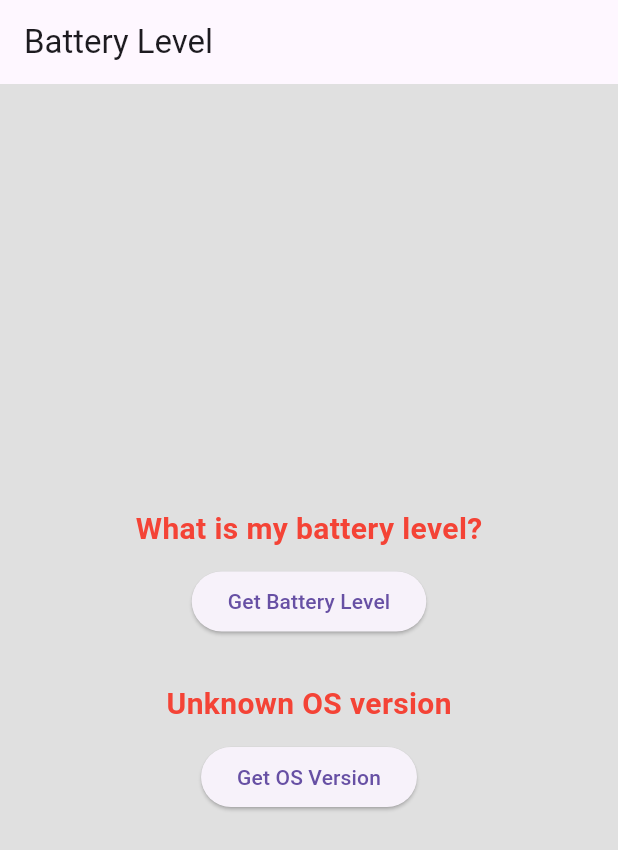
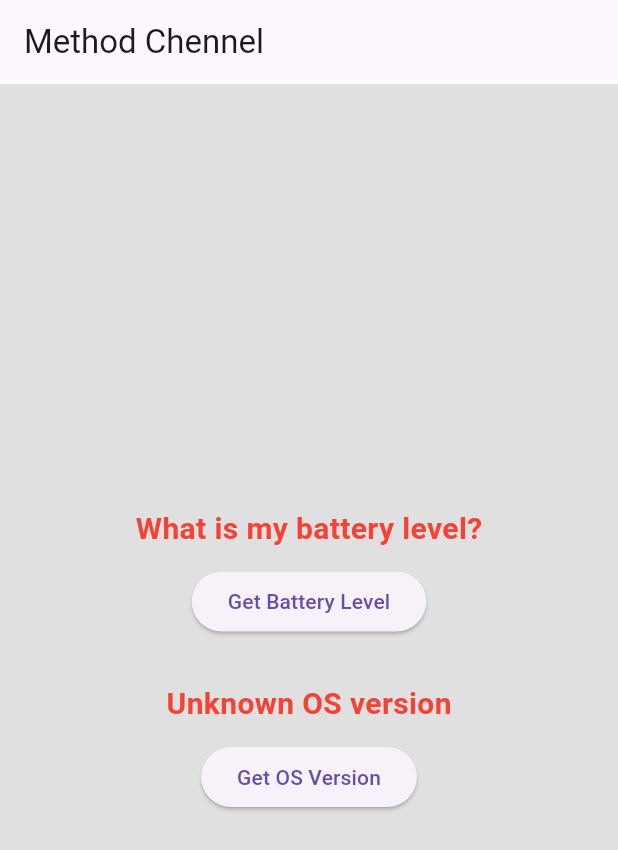
Before and after one commit to Hipal13/Method_Event_ChannelDemo, a Flutter app: the screen it shows after launch, on a phone screen of 412 x 824 dp. Shown: the top 850 px of the screen. Run offline on Flutter 3.47's test engine with Material 3 defaults, Android fonts, the phone set to English and light mode, and no system bars.

Commit message:
initial changes

```diff
--- a/lib/main.dart
+++ b/lib/main.dart
@@ -16,7 +16,7 @@ class MyApp extends StatelessWidget {
       home: Scaffold(
         backgroundColor: Colors.grey.shade300,
         appBar: AppBar(
-          title: Text('Battery Level'),
+          title: Text('Method Chennel'),
         ),
         body: Center(
           child: MethodChannelScreen(),
```
